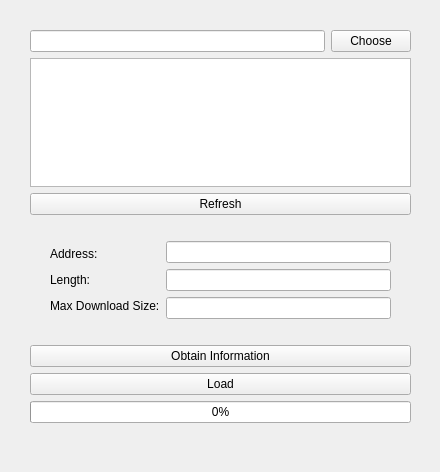
Above: host/res/mainwindow.ui from Javier-varez/stm32_bootloader before the change. Below: the same form after it.
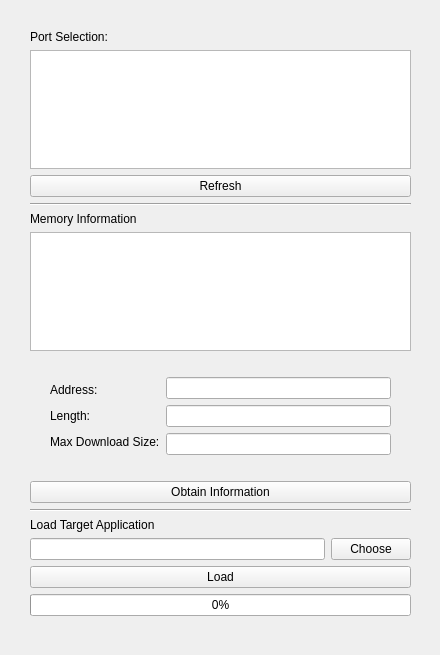
That is the form after the change.

Patch:
```diff
--- a/host/res/mainwindow.ui
+++ b/host/res/mainwindow.ui
@@ -7,7 +7,7 @@
     <x>0</x>
     <y>0</y>
     <width>440</width>
-    <height>472</height>
+    <height>655</height>
    </rect>
   </property>
   <property name="windowTitle">
@@ -20,7 +20,7 @@
       <x>0</x>
       <y>0</y>
       <width>441</width>
-      <height>473</height>
+      <height>666</height>
      </rect>
     </property>
     <layout class="QVBoxLayout" name="verticalLayout">
@@ -40,18 +40,11 @@
       <number>30</number>
      </property>
      <item>
-      <layout class="QHBoxLayout" name="horizontalLayout_2">
-       <item>
-        <widget class="QLineEdit" name="ExeTextField"/>
-       </item>
-       <item>
-        <widget class="QPushButton" name="ChooseButton">
-         <property name="text">
-          <string>Choose</string>
-         </property>
-        </widget>
-       </item>
-      </layout>
+      <widget class="QLabel" name="label">
+       <property name="text">
+        <string>Port Selection:</string>
+       </property>
+      </widget>
      </item>
      <item>
       <layout class="QHBoxLayout" name="horizontalLayout">
@@ -67,6 +60,23 @@
        </property>
       </widget>
      </item>
+     <item>
+      <widget class="Line" name="line">
+       <property name="orientation">
+        <enum>Qt::Horizontal</enum>
+       </property>
+      </widget>
+     </item>
+     <item>
+      <widget class="QLabel" name="label_2">
+       <property name="text">
+        <string>Memory Information</string>
+       </property>
+      </widget>
+     </item>
+     <item>
+      <widget class="QListWidget" name="memoryList"/>
+     </item>
      <item>
       <layout class="QHBoxLayout" name="InfoHLayout">
        <property name="leftMargin">
@@ -152,6 +162,34 @@
        </property>
       </widget>
      </item>
+     <item>
+      <widget class="Line" name="line_2">
+       <property name="orientation">
+        <enum>Qt::Horizontal</enum>
+       </property>
+      </widget>
+     </item>
+     <item>
+      <widget class="QLabel" name="label_3">
+       <property name="text">
+        <string>Load Target Application</string>
+       </property>
+      </widget>
+     </item>
+     <item>
+      <layout class="QHBoxLayout" name="horizontalLayout_2">
+       <item>
+        <widget class="QLineEdit" name="ExeTextField"/>
+       </item>
+       <item>
+        <widget class="QPushButton" name="ChooseButton">
+         <property name="text">
+          <string>Choose</string>
+         </property>
+        </widget>
+       </item>
+      </layout>
+     </item>
      <item>
       <widget class="QPushButton" name="loadBinButton">
        <property name="text">
```
